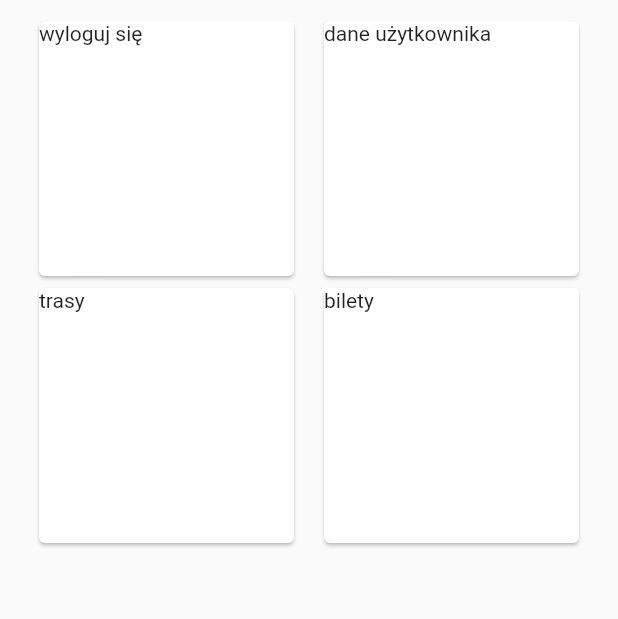
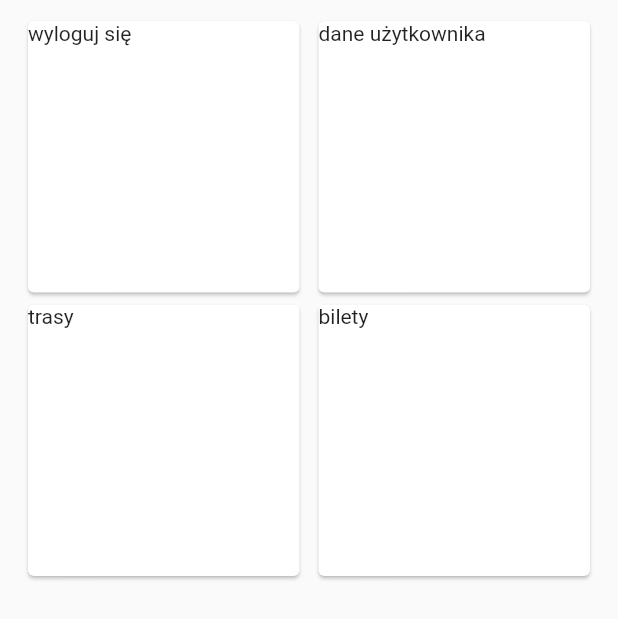
Before and after one commit to MrNanio/ticked, a Flutter app: the MenuWidget widget shown alone on an empty page, opened directly, on a phone screen of 412 x 824 dp. Shown: the top 619 px of the screen. Run offline on Flutter 3.47's test engine with Material 2 defaults, Android fonts, the phone set to English and light mode, and no system bars; our stand-ins replace cloud_firestore, firebase_auth, firebase_core, flutter_advanced_switch, flutter_spinkit, google_fonts; accounts and stored records are empty.

Commit message:
refactor, new menu idea

```diff
--- a/lib/widgets/menu_widget.dart
+++ b/lib/widgets/menu_widget.dart
@@ -34,10 +34,10 @@ class _MenuWidgetState extends State<MenuWidget> {
                     (route) => false,
                   );
                 },
-                child: const SizedBox(
-                  width: 170,
-                  height: 170,
-                  child: Text('wyloguj się'),
+                child: SizedBox(
+                  width: MediaQuery.of(context).size.width / 2 - 25,
+                  height: MediaQuery.of(context).size.width / 2 - 25,
+                  child: const Text('wyloguj się'),
                 ),
               ),
             ),
@@ -47,10 +47,10 @@ class _MenuWidgetState extends State<MenuWidget> {
                 onTap: () {
                   print('Card tapped.');
                 },
-                child: const SizedBox(
-                  width: 170,
-                  height: 170,
-                  child: Text('dane użytkownika'),
+                child: SizedBox(
+                  width: MediaQuery.of(context).size.width / 2 - 25,
+                  height: MediaQuery.of(context).size.width / 2 - 25,
+                  child: const Text('dane użytkownika'),
                 ),
               ),
             ),
@@ -65,10 +65,10 @@ class _MenuWidgetState extends State<MenuWidget> {
                 onTap: () {
                   print('Card tapped.');
                 },
-                child: const SizedBox(
-                  width: 170,
-                  height: 170,
-                  child: Text('trasy'),
+                child: SizedBox(
+                  width: MediaQuery.of(context).size.width / 2 - 25,
+                  height: MediaQuery.of(context).size.width / 2 - 25,
+                  child: const Text('trasy'),
                 ),
               ),
             ),
@@ -78,10 +78,10 @@ class _MenuWidgetState extends State<MenuWidget> {
                 onTap: () {
                   print('Card tapped.');
                 },
-                child: const SizedBox(
-                  width: 170,
-                  height: 170,
-                  child: Text('bilety'),
+                child: SizedBox(
+                  width: MediaQuery.of(context).size.width / 2 - 25,
+                  height: MediaQuery.of(context).size.width / 2 - 25,
+                  child: const Text('bilety'),
                 ),
               ),
             ),
```
